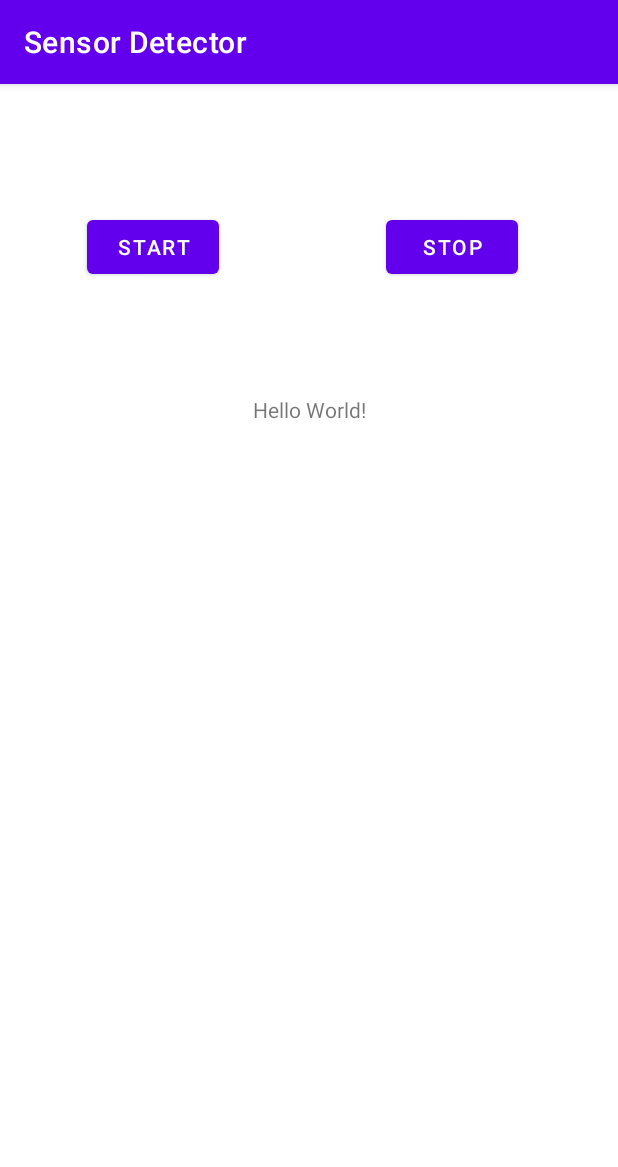
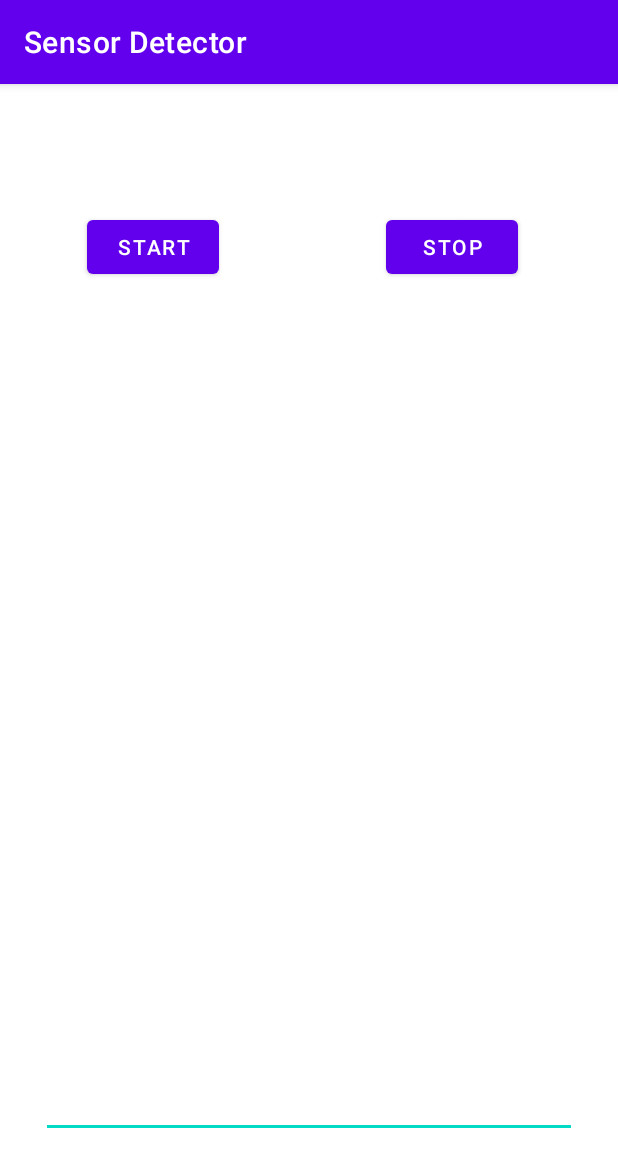
Before and after one commit to OlivarezK/GestureDetection, an Android app: the screen it shows after launch (MainActivity), on a phone screen of 412 x 824 dp. Shown: the top 1167 px of the screen. Run offline under Robolectric (Android 15) with nearby library versions, the phone set to English and light mode, and no system bars.

Commit message:
improve UI

```diff
--- a/Prototypes/SensorDetector/app/src/main/java/com/example/sensordetector/MainActivity.java
+++ b/Prototypes/SensorDetector/app/src/main/java/com/example/sensordetector/MainActivity.java
@@ -11,6 +11,7 @@ import android.os.Bundle;
 import android.util.Log;
 import android.view.View;
 import android.widget.Button;
+import android.widget.EditText;
 import android.widget.TextView;
 import java.util.Arrays;
 import java.util.Date;
@@ -21,7 +22,7 @@ public class MainActivity extends AppCompatActivity {
     private static final String TAG = "MainActivity";
     private SensorManager sensorManager;
     private Sensor sensor;
-    private TextView txt_xAxis;
+    private EditText txt_xAxis;
     private Button btnStart, btnStop;
 
     private double[][] gesture_matrix = new double[100][];
@@ -49,7 +50,7 @@ public class MainActivity extends AppCompatActivity {
         super.onCreate(savedInstanceState);
         setContentView(R.layout.activity_main);
 
-        txt_xAxis = (TextView) findViewById(R.id.xAxis);
+        txt_xAxis = (EditText) findViewById(R.id.txt_Output);
         btnStart = (Button) findViewById(R.id.btn_start);
         btnStop = (Button) findViewById(R.id.btn_stop);
 
@@ -87,7 +88,9 @@ public class MainActivity extends AppCompatActivity {
         btnStop.setEnabled(false);
 
         txt_xAxis.setText(Arrays.deepToString(gesture_matrix));
+
         Log.d(TAG, "Gesture Matrix Data: " + Arrays.deepToString(gesture_matrix));
+        Log.d(TAG, "index: " + matrix_idx);
     }
 
 }
--- a/Prototypes/SensorDetector/app/src/main/res/layout/activity_main.xml
+++ b/Prototypes/SensorDetector/app/src/main/res/layout/activity_main.xml
@@ -7,19 +7,6 @@
     tools:context=".MainActivity"
     tools:layout_editor_absoluteX="-1dp"
     tools:layout_editor_absoluteY="93dp">
-
-    <TextView
-        android:id="@+id/xAxis"
-        android:layout_width="378dp"
-        android:layout_height="238dp"
-        android:text="Hello World!"
-        android:textAlignment="center"
-        app:layout_constraintBottom_toBottomOf="parent"
-        app:layout_constraintEnd_toEndOf="parent"
-        app:layout_constraintHorizontal_bias="0.515"
-        app:layout_constraintStart_toStartOf="parent"
-        app:layout_constraintTop_toTopOf="parent"
-        app:layout_constraintVertical_bias="0.391" />
 
     <Button
         android:id="@+id/btn_start"
@@ -45,4 +32,17 @@
         app:layout_constraintTop_toTopOf="parent"
         app:layout_constraintVertical_bias="0.118" />
 
+    <EditText
+        android:id="@+id/txt_Output"
+        android:layout_width="357dp"
+        android:layout_height="522dp"
+        android:ems="10"
+        android:gravity="start|top"
+        android:inputType="textMultiLine"
+        app:layout_constraintBottom_toBottomOf="parent"
+        app:layout_constraintEnd_toEndOf="parent"
+        app:layout_constraintStart_toStartOf="parent"
+        app:layout_constraintTop_toBottomOf="@+id/btn_stop"
+        app:layout_constraintVertical_bias="0.425" />
+
 </androidx.constraintlayout.widget.ConstraintLayout>
```
